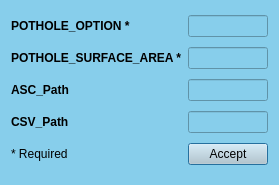
Old version of the form ui/controlpothole.ui in the repository Inigobarbe/QAnnAGNPS.
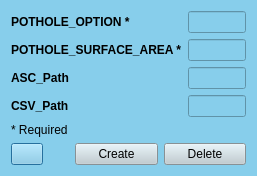
New version of the form.

Patch:
```diff
--- a/ui/controlpothole.ui
+++ b/ui/controlpothole.ui
@@ -7,7 +7,7 @@
     <x>0</x>
     <y>0</y>
     <width>257</width>
-    <height>185</height>
+    <height>169</height>
    </rect>
   </property>
   <property name="windowTitle">
@@ -17,33 +17,7 @@
    <string notr="true">background-color: #87CEEB;</string>
   </property>
   <layout class="QGridLayout" name="gridLayout">
-   <item row="1" column="1">
-    <widget class="QLineEdit" name="lineEdit_2">
-     <property name="font">
-      <font>
-       <weight>75</weight>
-       <bold>true</bold>
-      </font>
-     </property>
-     <property name="alignment">
-      <set>Qt::AlignCenter</set>
-     </property>
-    </widget>
-   </item>
-   <item row="1" column="0">
-    <widget class="QLabel" name="label_2">
-     <property name="font">
-      <font>
-       <weight>75</weight>
-       <bold>true</bold>
-      </font>
-     </property>
-     <property name="text">
-      <string>POTHOLE_SURFACE_AREA *</string>
-     </property>
-    </widget>
-   </item>
-   <item row="0" column="0">
+   <item row="0" column="0" colspan="2">
     <widget class="QLabel" name="label">
      <property name="font">
       <font>
@@ -56,7 +30,7 @@
      </property>
     </widget>
    </item>
-   <item row="0" column="1">
+   <item row="0" column="2">
     <widget class="QLineEdit" name="lineEdit">
      <property name="font">
       <font>
@@ -69,26 +43,29 @@
      </property>
     </widget>
    </item>
-   <item row="4" column="1">
-    <widget class="QPushButton" name="pushButton">
-     <property name="styleSheet">
-      <string notr="true">background-color: #becbd1;</string>
+   <item row="1" column="0" colspan="2">
+    <widget class="QLabel" name="label_2">
+     <property name="font">
+      <font>
+       <weight>75</weight>
+       <bold>true</bold>
+      </font>
      </property>
      <property name="text">
-      <string>Accept</string>
+      <string>POTHOLE_SURFACE_AREA *</string>
      </property>
     </widget>
    </item>
-   <item row="4" column="0">
-    <widget class="QLabel" name="label_3">
+   <item row="1" column="2">
+    <widget class="QLineEdit" name="lineEdit_2">
      <property name="font">
       <font>
-       <weight>50</weight>
-       <bold>false</bold>
+       <weight>75</weight>
+       <bold>true</bold>
       </font>
      </property>
-     <property name="text">
-      <string>* Required</string>
+     <property name="alignment">
+      <set>Qt::AlignCenter</set>
      </property>
     </widget>
    </item>
@@ -105,6 +82,19 @@
      </property>
     </widget>
    </item>
+   <item row="2" column="2">
+    <widget class="QLineEdit" name="lineEdit_3">
+     <property name="font">
+      <font>
+       <weight>75</weight>
+       <bold>true</bold>
+      </font>
+     </property>
+     <property name="alignment">
+      <set>Qt::AlignCenter</set>
+     </property>
+    </widget>
+   </item>
    <item row="3" column="0">
     <widget class="QLabel" name="label_5">
      <property name="font">
@@ -118,20 +108,7 @@
      </property>
     </widget>
    </item>
-   <item row="2" column="1">
-    <widget class="QLineEdit" name="lineEdit_3">
-     <property name="font">
-      <font>
-       <weight>75</weight>
-       <bold>true</bold>
-      </font>
-     </property>
-     <property name="alignment">
-      <set>Qt::AlignCenter</set>
-     </property>
-    </widget>
-   </item>
-   <item row="3" column="1">
+   <item row="3" column="2">
     <widget class="QLineEdit" name="lineEdit_4">
      <property name="font">
       <font>
@@ -144,6 +121,56 @@
      </property>
     </widget>
    </item>
+   <item row="4" column="0">
+    <widget class="QLabel" name="label_3">
+     <property name="font">
+      <font>
+       <weight>50</weight>
+       <bold>false</bold>
+      </font>
+     </property>
+     <property name="text">
+      <string>* Required</string>
+     </property>
+    </widget>
+   </item>
+   <item row="5" column="0">
+    <widget class="QPushButton" name="info">
+     <property name="maximumSize">
+      <size>
+       <width>32</width>
+       <height>16777215</height>
+      </size>
+     </property>
+     <property name="text">
+      <string/>
+     </property>
+    </widget>
+   </item>
+   <item row="5" column="1" colspan="2">
+    <layout class="QHBoxLayout" name="horizontalLayout">
+     <item>
+      <widget class="QPushButton" name="pushButton">
+       <property name="styleSheet">
+        <string notr="true">background-color: #becbd1;</string>
+       </property>
+       <property name="text">
+        <string>Create</string>
+       </property>
+      </widget>
+     </item>
+     <item>
+      <widget class="QPushButton" name="delete_2">
+       <property name="styleSheet">
+        <string notr="true">background-color: #becbd1;</string>
+       </property>
+       <property name="text">
+        <string>Delete</string>
+       </property>
+      </widget>
+     </item>
+    </layout>
+   </item>
   </layout>
  </widget>
  <resources/>
```
